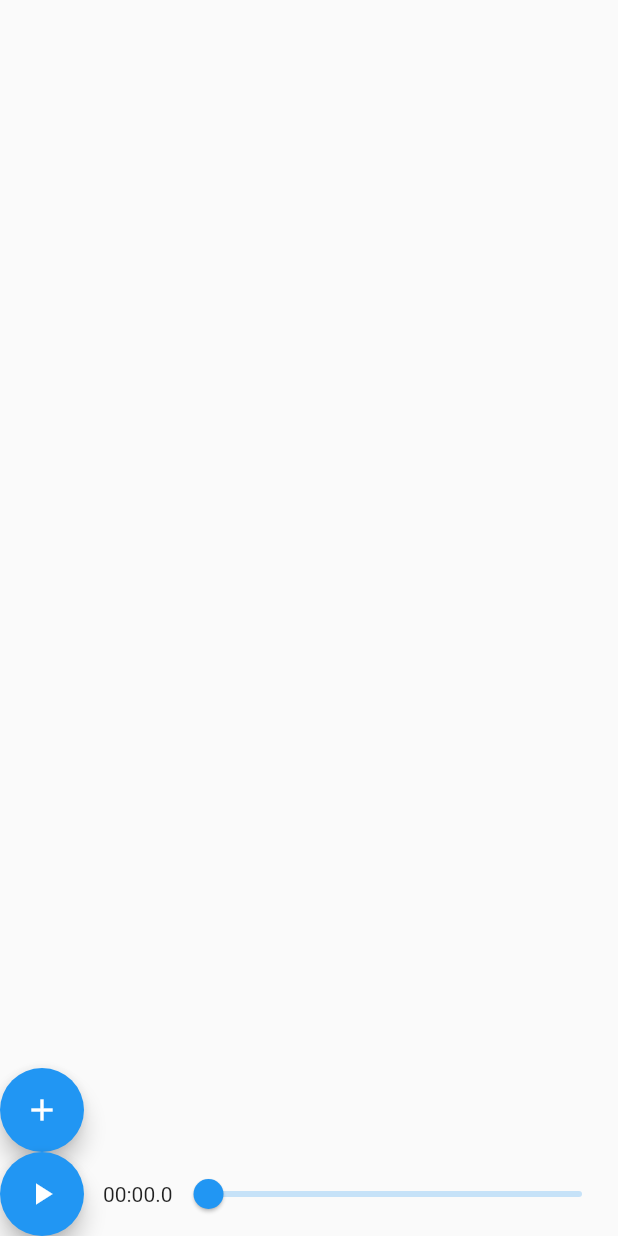
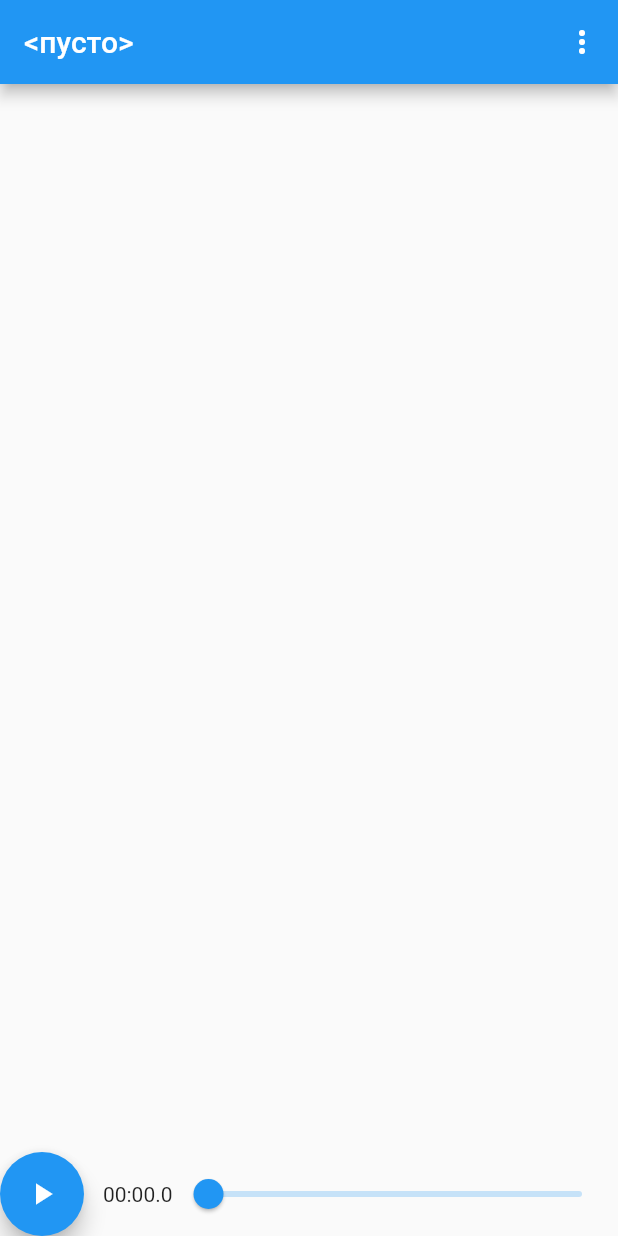
Before and after one commit to cliffanet/rwled, a Flutter app: the screen it shows after launch, on a phone screen of 412 x 824 dp. Run offline on Flutter 3.47's test engine with Material 2 defaults, Android fonts, the phone set to English and light mode, and no system bars.

Commit message:
design - добавление/удаление элементов сделано через меню

```diff
--- a/rwdesign/lib/ctrl.dart
+++ /dev/null
@@ -1,77 +0,0 @@
-import 'dart:ui';
-import 'package:flutter/material.dart';
-import 'package:rwdesign/player.dart';
-
-int n = 0;
-
-Widget PlaceCtrl() {
-    final p = Player();
-
-    return ValueListenableBuilder(
-        valueListenable: p.notify,
-        builder: (context, value, widget) {
-            final row = <Widget>[];
-
-            row.add(
-                Row(children: [
-                    FloatingActionButton(
-                        heroTag: 'addelem',
-                        onPressed: () => p.add(PlayerElement('Elem ${n++}')),
-                        child: Icon(Icons.add),
-                    ),
-                ])
-            );
-
-            for (int i = p.cnt-1; i >= 0; i--)
-                row.add(
-                    Row(children: [
-                        SizedBox(
-                            width: 110,
-                            child: Row(children: [
-                                FloatingActionButton.small(
-                                    heroTag: 'elem-${i}',
-                                    onPressed: () => p.del(i),
-                                    child: Icon(Icons.remove),
-                                ),
-                                Text(p.elem(i).title)
-                            ])
-                        )
-                    ])
-                );
-
-            return Column(children: [
-                ...row,
-                Row(children: [
-                    SizedBox(
-                        width: 115,
-                        child: Row(children: [
-                            FloatingActionButton(
-                                heroTag: 'play',
-                                onPressed: p.playtgl,
-                                child: Icon(p.isplay ? Icons.stop : Icons.play_arrow),
-                            ),
-                            Expanded(
-                                child: Text(
-                                    p.timestr,
-                                    textAlign: TextAlign.right,
-                                    style: TextStyle(fontFeatures: [FontFeature.tabularFigures()])
-                                )
-                            )
-                        ])
-                    ),
-                    Expanded(
-                        child: Slider(
-                            value: p.tm.toDouble(),
-                            //divisions: 10,
-                            max: p.max.toDouble(),
-                            onChanged: (double value) {
-                                p.tm = value.floor();
-                            },
-                            onChangeStart: (v) => p.stop(),
-                        ),
-                    ),
-                ])
-            ]);
-        }
-    );
-}
--- a/rwdesign/lib/main.dart
+++ b/rwdesign/lib/main.dart
@@ -1,5 +1,6 @@
 import 'package:flutter/material.dart';
-import 'package:rwdesign/ctrl.dart';
+import 'package:rwdesign/view/ctrl.dart';
+import 'package:rwdesign/view/title.dart';
 import 'package:rwdesign/painter.dart';
 
 void main() {
@@ -16,8 +17,9 @@ class DesignApp extends StatelessWidget {
     // This widget is the root of your application.
     @override
     Widget build(BuildContext context) {
-        return Material(
-            child: Stack(children: [
+        return Scaffold(
+            appBar: PlaceTitle(),
+            body: Stack(children: [
                 CustomPaint(
                     painter: PlacePainter(),
                     size: Size.infinite,
--- /dev/null
+++ b/rwdesign/lib/view/ctrl.dart
@@ -0,0 +1,45 @@
+import 'dart:ui';
+import 'package:flutter/material.dart';
+import 'package:rwdesign/player.dart';
+
+int n = 0;
+
+Widget PlaceCtrl() {
+    final p = Player();
+
+    return ValueListenableBuilder(
+        valueListenable: p.notify,
+        builder: (context, value, widget) {
+            return Row(children: [
+                SizedBox(
+                    width: 115,
+                    child: Row(children: [
+                        FloatingActionButton(
+                            heroTag: 'play',
+                            onPressed: p.playtgl,
+                            child: Icon(p.isplay ? Icons.stop : Icons.play_arrow),
+                        ),
+                        Expanded(
+                            child: Text(
+                                p.timestr,
+                                textAlign: TextAlign.right,
+                                style: TextStyle(fontFeatures: [FontFeature.tabularFigures()])
+                            )
+                        )
+                    ])
+                ),
+                Expanded(
+                    child: Slider(
+                        value: p.tm.toDouble(),
+                        //divisions: 10,
+                        max: p.max.toDouble(),
+                        onChanged: (double value) {
+                            p.tm = (value / 100).round() * 100;
+                        },
+                        onChangeStart: (v) => p.stop(),
+                    ),
+                ),
+            ]);
+        }
+    );
+}
--- /dev/null
+++ b/rwdesign/lib/view/title.dart
@@ -0,0 +1,75 @@
+import 'package:flutter/material.dart';
+import 'package:rwdesign/player.dart';
+
+enum MenuCode { Add, Remove }
+
+int n = 0;
+
+PreferredSizeWidget PlaceTitle() {
+    final p = Player();
+
+    return AppBar(
+        title: ValueListenableBuilder(
+            valueListenable: p.notifySelected,
+            builder: (_, __, ___) {
+                if (p.selected == null)
+                    return Text('<пусто>');
+                return Text(p.selected!.title);
+            }
+        ),
+        actions: [
+            ValueListenableBuilder(
+                valueListenable: p.notifySelected,
+                builder: (_, __, ___) {
+                    final del = p.selected != null ?
+                        [
+                            PopupMenuDivider(),
+                            PopupMenuItem(
+                                value: MenuCode.Remove,
+                                child: Row(
+                                    children: const [
+                                        Icon(Icons.remove, color: Colors.black),
+                                        SizedBox(width: 8),
+                                        Text('Удалить'),
+                                    ]
+                                ),
+                            ),
+                        ] : [];
+
+                    return PopupMenuButton<MenuCode>(
+                        tooltip: "Меню",
+                        onSelected: (MenuCode item) {
+                            switch (item) {
+                                case MenuCode.Add:
+                                    p.add(PlayerElement('Elem ${n++}'));
+                                    break;
+                                case MenuCode.Remove:
+                                    //if (await confirm(context)) {
+                                    //    return print('pressedOK');
+                                    //}
+                                    //return print('pressedCancel');
+                                    p.delSelected();
+                                    break;
+                            };
+                        },
+                        itemBuilder: (context) {
+                            return [
+                                PopupMenuItem(
+                                    value: MenuCode.Add,
+                                    child: Row(
+                                        children: const [
+                                            Icon(Icons.add, color: Colors.black),
+                                            SizedBox(width: 8),
+                                            Text('Добавить'),
+                                        ]
+                                    ),
+                                ),
+                                ...del
+                            ];
+                        }
+                    );
+                }
+            )
+        ]
+    );
+}
```
Also changed, not shown: rwdesign/lib/player.dart (+29 -9 lines).
